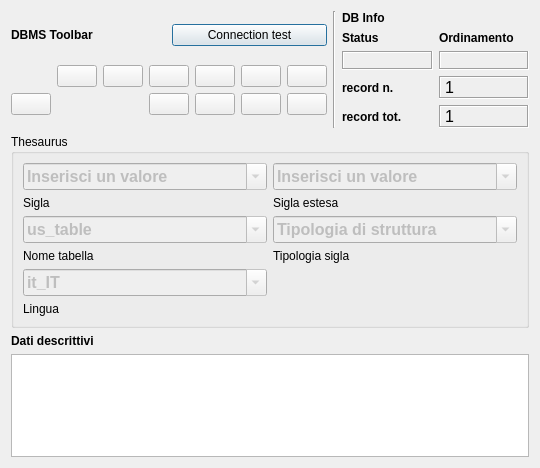
Old version of the form gui/ui/Thesaurus.ui in the repository pyarchinit/pyarchinit.
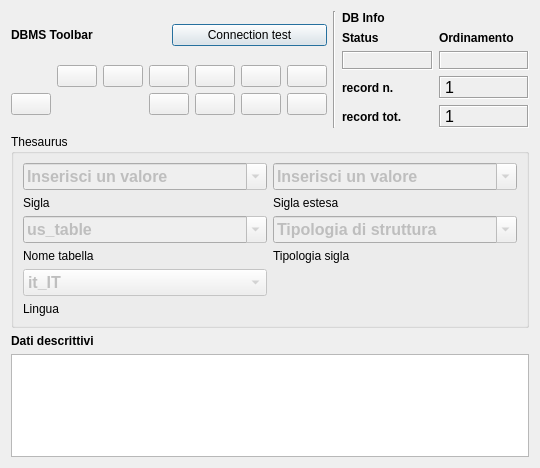
New version of the form. Icons and pictures are not drawn. Custom widgets are drawn as their Qt base class.

```diff
--- a/gui/ui/Thesaurus.ui
+++ b/gui/ui/Thesaurus.ui
@@ -745,7 +745,7 @@
          <bool>true</bool>
         </property>
         <property name="editable">
-         <bool>true</bool>
+         <bool>false</bool>
         </property>
         <item>
          <property name="text">
```
